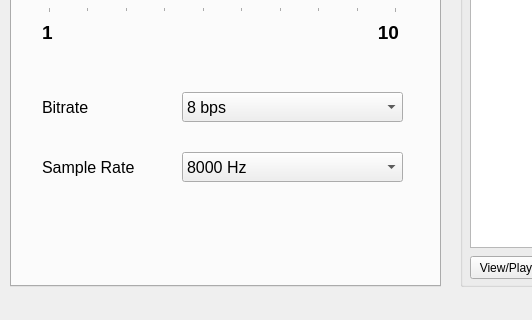
First picture: the form in CMS2/mainwindow.ui, repository Hengy/CMS, before the edit; both pictures show x 0 to 532 and y 280 to 600 of the 900 by 600 pixel window.
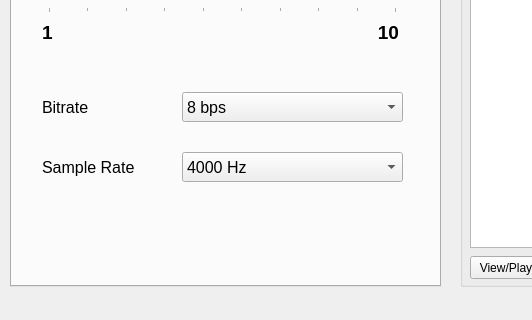
Second picture: the form after the edit. The open tabs and pages were chosen to show the change.

```diff
--- a/CMS2/mainwindow.ui
+++ b/CMS2/mainwindow.ui
@@ -456,6 +456,11 @@
         <pointsize>12</pointsize>
        </font>
       </property>
+      <item>
+       <property name="text">
+        <string>4000 Hz</string>
+       </property>
+      </item>
       <item>
        <property name="text">
         <string>8000 Hz</string>
```
Left out of the diff: 5 changed lines with no effect on the pictures.
